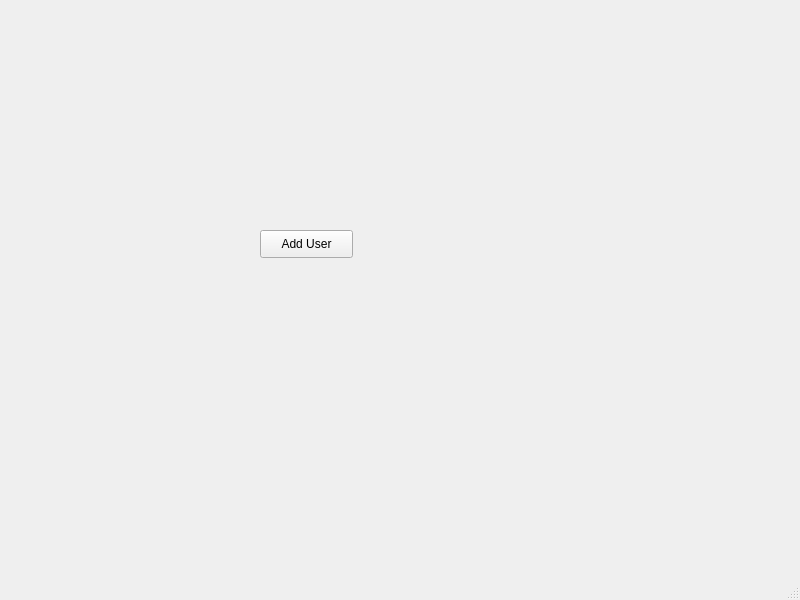
The window that ui/mainWindow.ui (dake0805/ExperimentFileNameGenerater) describes before a commit, drawn with Qt 5.
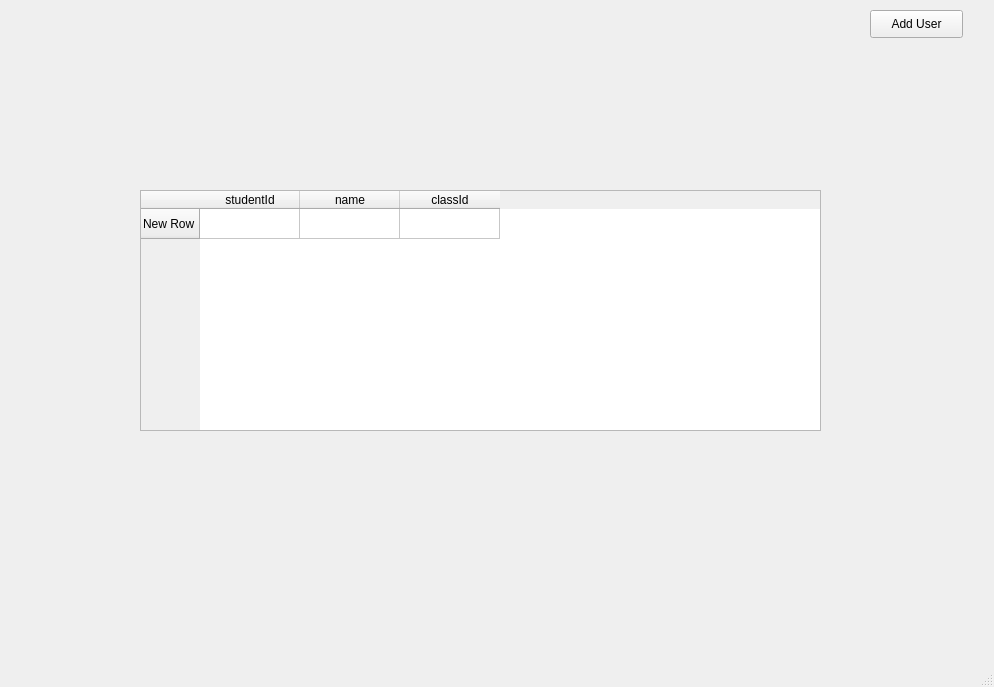
The same window after the commit.

The edit to the form file:
```diff
--- a/ui/mainWindow.ui
+++ b/ui/mainWindow.ui
@@ -6,8 +6,8 @@
    <rect>
     <x>0</x>
     <y>0</y>
-    <width>800</width>
-    <height>600</height>
+    <width>994</width>
+    <height>687</height>
    </rect>
   </property>
   <property name="windowTitle">
@@ -17,8 +17,8 @@
    <widget class="QPushButton" name="add_user_button">
     <property name="geometry">
      <rect>
-      <x>260</x>
-      <y>230</y>
+      <x>870</x>
+      <y>10</y>
       <width>93</width>
       <height>28</height>
      </rect>
@@ -27,6 +27,36 @@
      <string>Add User</string>
     </property>
    </widget>
+   <widget class="QTableWidget" name="tableWidget">
+    <property name="geometry">
+     <rect>
+      <x>140</x>
+      <y>190</y>
+      <width>681</width>
+      <height>241</height>
+     </rect>
+    </property>
+    <row>
+     <property name="text">
+      <string>New Row</string>
+     </property>
+    </row>
+    <column>
+     <property name="text">
+      <string>studentId</string>
+     </property>
+    </column>
+    <column>
+     <property name="text">
+      <string>name</string>
+     </property>
+    </column>
+    <column>
+     <property name="text">
+      <string>classId</string>
+     </property>
+    </column>
+   </widget>
   </widget>
   <widget class="QMenuBar" name="menubar">
    <property name="geometry">
```
Left out of the diff: 2 changed lines with no effect on the pictures.
